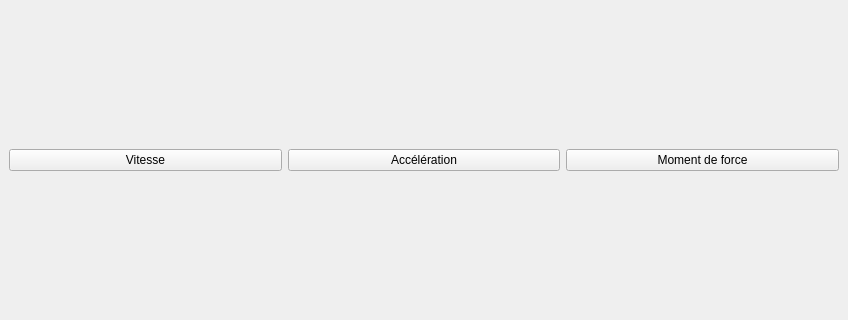
Before: the Qt Designer form view/ui/graph.ui in aubinJonah/TP4_info3, drawn with Qt 5; both pictures show x 0 to 848 and y 113 to 433 of the 848 by 569 pixel window.
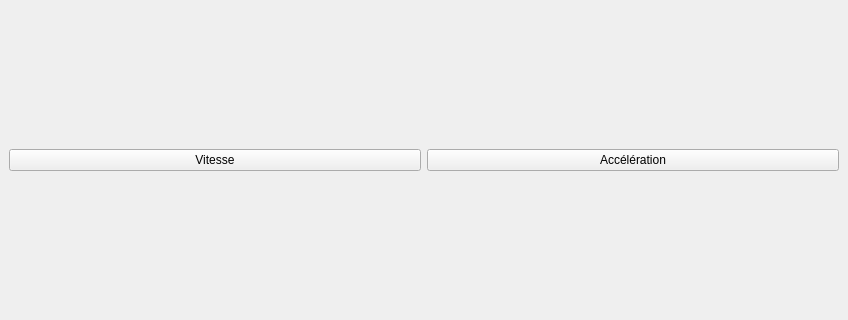
After: the same form once the commit is applied.

```diff
--- a/view/ui/graph.ui
+++ b/view/ui/graph.ui
@@ -33,13 +33,6 @@
           </property>
          </widget>
         </item>
-        <item>
-         <widget class="QPushButton" name="ForceButton">
-          <property name="text">
-           <string>Moment de force</string>
-          </property>
-         </widget>
-        </item>
        </layout>
       </item>
      </layout>
```
